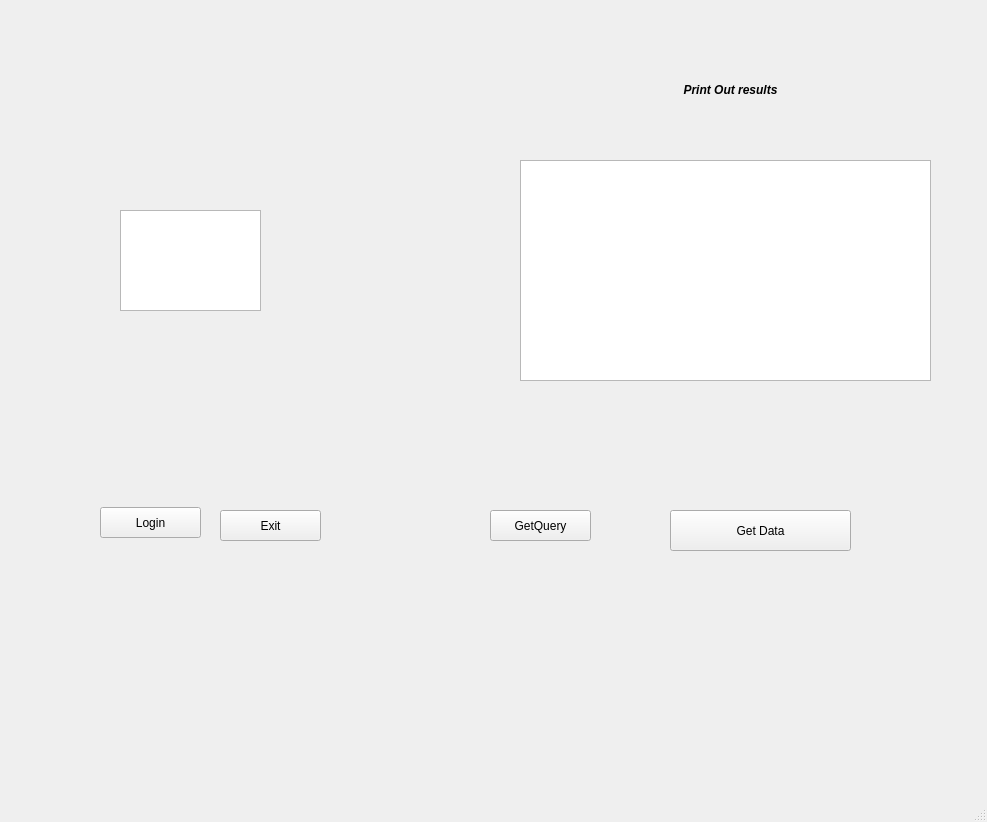
Old version of the form guiTest.ui in the repository mm528/ElasticSearch.
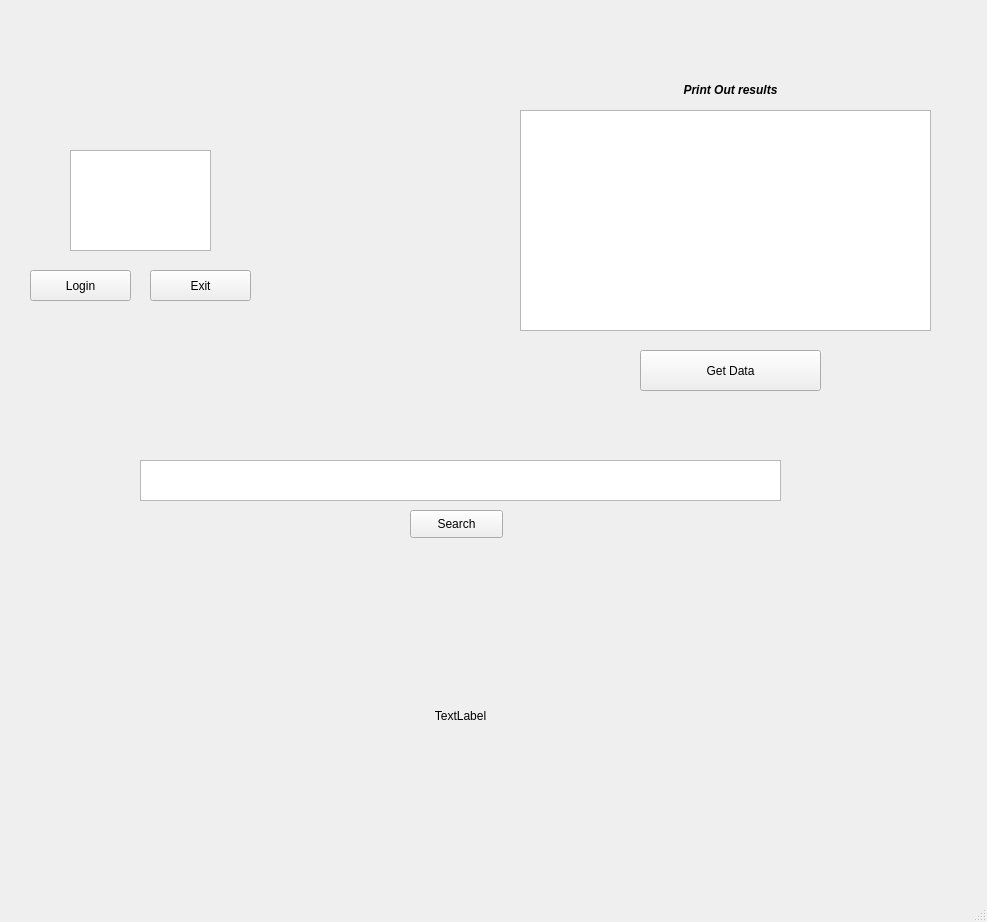
New version of the form.

Patch:
```diff
--- a/guiTest.ui
+++ b/guiTest.ui
@@ -7,7 +7,7 @@
     <x>0</x>
     <y>0</y>
     <width>987</width>
-    <height>822</height>
+    <height>922</height>
    </rect>
   </property>
   <property name="windowTitle">
@@ -30,8 +30,8 @@
    <widget class="QPushButton" name="pushButton">
     <property name="geometry">
      <rect>
-      <x>670</x>
-      <y>510</y>
+      <x>640</x>
+      <y>350</y>
       <width>181</width>
       <height>41</height>
      </rect>
@@ -44,7 +44,7 @@
     <property name="geometry">
      <rect>
       <x>520</x>
-      <y>160</y>
+      <y>110</y>
       <width>411</width>
       <height>221</height>
      </rect>
@@ -53,8 +53,8 @@
    <widget class="QPushButton" name="pushButton_login">
     <property name="geometry">
      <rect>
-      <x>100</x>
-      <y>507</y>
+      <x>30</x>
+      <y>270</y>
       <width>101</width>
       <height>31</height>
      </rect>
@@ -66,8 +66,8 @@
    <widget class="QTextEdit" name="textEditLeft">
     <property name="geometry">
      <rect>
-      <x>120</x>
-      <y>210</y>
+      <x>70</x>
+      <y>150</y>
       <width>141</width>
       <height>101</height>
      </rect>
@@ -76,8 +76,8 @@
    <widget class="QPushButton" name="pushButton_exit">
     <property name="geometry">
      <rect>
-      <x>220</x>
-      <y>510</y>
+      <x>150</x>
+      <y>270</y>
       <width>101</width>
       <height>31</height>
      </rect>
@@ -86,17 +86,50 @@
      <string>Exit</string>
     </property>
    </widget>
-   <widget class="QPushButton" name="pushButton_query">
+   <widget class="QTextEdit" name="textEdit_search">
     <property name="geometry">
      <rect>
-      <x>490</x>
+      <x>140</x>
+      <y>460</y>
+      <width>641</width>
+      <height>41</height>
+     </rect>
+    </property>
+    <property name="html">
+     <string>&lt;!DOCTYPE HTML PUBLIC &quot;-//W3C//DTD HTML 4.0//EN&quot; &quot;http://www.w3.org/TR/REC-html40/strict.dtd&quot;&gt;
+&lt;html&gt;&lt;head&gt;&lt;meta name=&quot;qrichtext&quot; content=&quot;1&quot; /&gt;&lt;style type=&quot;text/css&quot;&gt;
+p, li { white-space: pre-wrap; }
+&lt;/style&gt;&lt;/head&gt;&lt;body style=&quot; font-family:'MS Shell Dlg 2'; font-size:7.8pt; font-weight:400; font-style:normal;&quot;&gt;
+&lt;p align=&quot;center&quot; style=&quot;-qt-paragraph-type:empty; margin-top:0px; margin-bottom:0px; margin-left:0px; margin-right:0px; -qt-block-indent:0; text-indent:0px;&quot;&gt;&lt;br /&gt;&lt;/p&gt;&lt;/body&gt;&lt;/html&gt;</string>
+    </property>
+   </widget>
+   <widget class="QPushButton" name="pushButton_search_Button">
+    <property name="geometry">
+     <rect>
+      <x>410</x>
       <y>510</y>
-      <width>101</width>
-      <height>31</height>
+      <width>93</width>
+      <height>28</height>
      </rect>
     </property>
     <property name="text">
-     <string>GetQuery</string>
+     <string>Search</string>
+    </property>
+   </widget>
+   <widget class="QLabel" name="label_results">
+    <property name="geometry">
+     <rect>
+      <x>130</x>
+      <y>550</y>
+      <width>661</width>
+      <height>331</height>
+     </rect>
+    </property>
+    <property name="text">
+     <string>TextLabel</string>
+    </property>
+    <property name="alignment">
+     <set>Qt::AlignCenter</set>
     </property>
    </widget>
   </widget>
```
Left out of the diff: 2 changed lines with no effect on the pictures.
